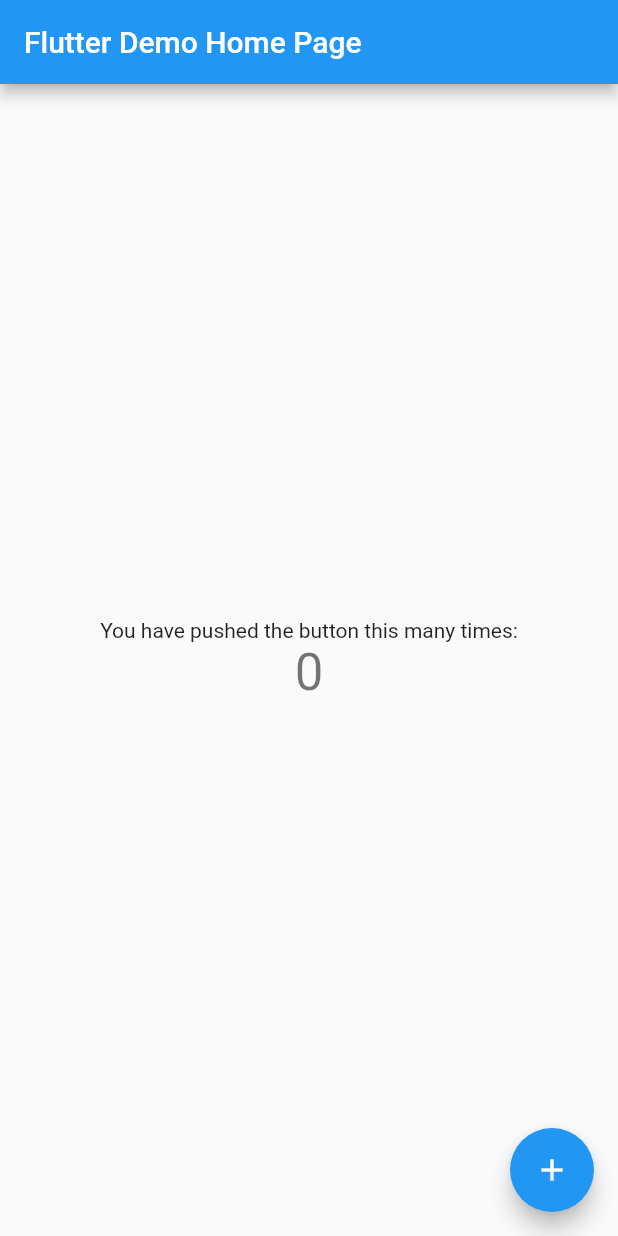
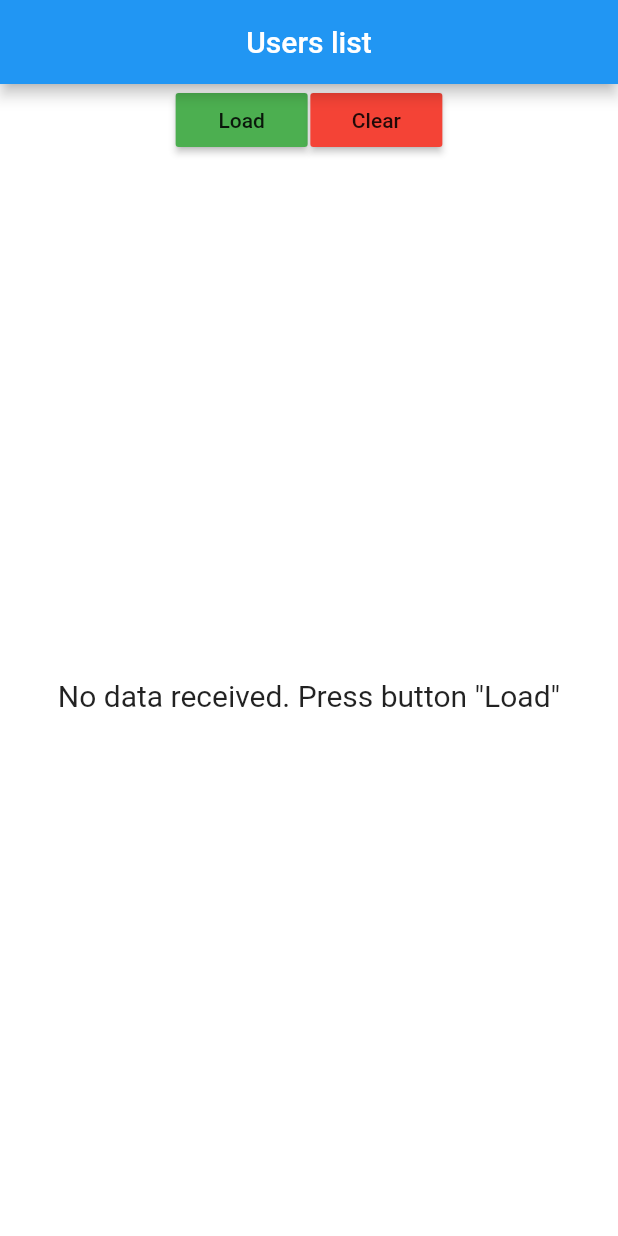
Before and after one commit to AlexeyPupykin/flutter_twitter, a Flutter app: the screen it shows after launch, on a phone screen of 412 x 824 dp. Run offline on Flutter 3.47's test engine with Material 2 defaults, Android fonts, the phone set to English and light mode, and no system bars; our stand-ins replace flutter_bloc.

Commit message:
created test files for bloc architecture;

```diff
--- /dev/null
+++ b/flutter_twitter/lib/bloc/user_bloc.dart
@@ -0,0 +1,30 @@
+import 'package:flutter_bloc/flutter_bloc.dart';
+import 'package:flutter_twitter/bloc/user_event.dart';
+import 'package:flutter_twitter/bloc/user_state.dart';
+import 'package:flutter_twitter/models/user.dart';
+import 'package:flutter_twitter/services/user_repository.dart';
+
+class UserBloc extends Bloc<UserEvent, UserState> {
+  final UsersRepository? usersRepository;
+  UserBloc({this.usersRepository})
+      : assert(usersRepository != null),
+        super(UserEmptyState());
+
+  @override
+  UserState get initialState => UserEmptyState();
+
+  @override
+  Stream<UserState> mapEventToState(UserEvent event) async* {
+    if (event is UserLoadEvent) {
+      yield UserLoadingState();
+      try {
+        final List<User> _loadedUserList = await usersRepository!.getAllUsers();
+        yield UserLoadedState(loadedUser: _loadedUserList);
+      } catch (_) {
+        yield UserErrorState();
+      }
+    } else if (event is UserClearEvent) {
+      yield UserEmptyState();
+    }
+  }
+}
--- /dev/null
+++ b/flutter_twitter/lib/bloc/user_event.dart
@@ -0,0 +1,5 @@
+abstract class UserEvent {}
+
+class UserLoadEvent extends UserEvent {}
+
+class UserClearEvent extends UserEvent {}
--- /dev/null
+++ b/flutter_twitter/lib/bloc/user_state.dart
@@ -0,0 +1,14 @@
+import 'package:flutter/foundation.dart';
+
+abstract class UserState {}
+
+class UserEmptyState extends UserState {}
+
+class UserLoadingState extends UserState {}
+
+class UserLoadedState extends UserState {
+  List<dynamic>? loadedUser;
+  UserLoadedState({@required this.loadedUser}) : assert(loadedUser != null);
+}
+
+class UserErrorState extends UserState {}
--- a/flutter_twitter/lib/main.dart
+++ b/flutter_twitter/lib/main.dart
@@ -1,4 +1,6 @@
 import 'package:flutter/material.dart';
+
+import 'pages/home_page.dart';
 
 void main() {
   runApp(const MyApp());
@@ -11,105 +13,7 @@
   @override
   Widget build(BuildContext context) {
     return MaterialApp(
-      title: 'Flutter Demo',
-      theme: ThemeData(
-        // This is the theme of your application.
-        //
-        // Try running your application with "flutter run". You'll see the
-        // application has a blue toolbar. Then, without quitting the app, try
-        // changing the primarySwatch below to Colors.green and then invoke
-        // "hot reload" (press "r" in the console where you ran "flutter run",
-        // or simply save your changes to "hot reload" in a Flutter IDE).
-        // Notice that the counter didn't reset back to zero; the application
-        // is not restarted.
-        primarySwatch: Colors.blue,
-      ),
-      home: const MyHomePage(title: 'Flutter Demo Home Page'),
+      home: HomePage(),
     );
   }
 }
-
-class MyHomePage extends StatefulWidget {
-  const MyHomePage({Key? key, required this.title}) : super(key: key);
-
-  // This widget is the home page of your application. It is stateful, meaning
-  // that it has a State object (defined below) that contains fields that affect
-  // how it looks.
-
-  // This class is the configuration for the state. It holds the values (in this
-  // case the title) provided by the parent (in this case the App widget) and
-  // used by the build method of the State. Fields in a Widget subclass are
-  // always marked "final".
-
-  final String title;
-
-  @override
-  State<MyHomePage> createState() => _MyHomePageState();
-}
-
-class _MyHomePageState extends State<MyHomePage> {
-  int _counter = 0;
-
-  void _incrementCounter() {
-    setState(() {
-      // This call to setState tells the Flutter framework that something has
-      // changed in this State, which causes it to rerun the build method below
-      // so that the display can reflect the updated values. If we changed
-      // _counter without calling setState(), then the build method would not be
-      // called again, and so nothing would appear to happen.
-      _counter++;
-    });
-  }
-
-  @override
-  Widget build(BuildContext context) {
-    // This method is rerun every time setState is called, for instance as done
-    // by the _incrementCounter method above.
-    //
-    // The Flutter framework has been optimized to make rerunning build methods
-    // fast, so that you can just rebuild anything that needs updating rather
-    // than having to individually change instances of widgets.
-    return Scaffold(
-      appBar: AppBar(
-        // Here we take the value from the MyHomePage object that was created by
-        // the App.build method, and use it to set our appbar title.
-        title: Text(widget.title),
-      ),
-      body: Center(
-        // Center is a layout widget. It takes a single child and positions it
-        // in the middle of the parent.
-        child: Column(
-          // Column is also a layout widget. It takes a list of children and
-          // arranges them vertically. By default, it sizes itself to fit its
-          // children horizontally, and tries to be as tall as its parent.
-          //
-          // Invoke "debug painting" (press "p" in the console, choose the
-          // "Toggle Debug Paint" action from the Flutter Inspector in Android
-          // Studio, or the "Toggle Debug Paint" command in Visual Studio Code)
-          // to see the wireframe for each widget.
-          //
-          // Column has various properties to control how it sizes itself and
-          // how it positions its children. Here we use mainAxisAlignment to
-          // center the children vertically; the main axis here is the vertical
-          // axis because Columns are vertical (the cross axis would be
-          // horizontal).
-          mainAxisAlignment: MainAxisAlignment.center,
-          children: <Widget>[
-            const Text(
-              'You have pushed the button this many times:',
-            ),
-            Text(
-              '$_counter',
-              style: Theme.of(context).textTheme.headline4,
-            ),
-          ],
-        ),
-      ),
-      floatingActionButton: FloatingActionButton(
-        onPressed: _incrementCounter,
-        tooltip: 'Increment',
-        child: const Icon(Icons.add),
-      ), // This trailing comma makes auto-formatting nicer for build methods.
-    );
-  }
-}
--- /dev/null
+++ b/flutter_twitter/lib/models/user.dart
@@ -0,0 +1,17 @@
+class User {
+  int? id;
+  String? name;
+  String? email;
+  String? phone;
+
+  User({this.id, this.name, this.email, this.phone});
+
+  factory User.fromJson(Map<String, dynamic> json) {
+    return User(
+      id: json['id'],
+      name: json['name'],
+      email: json['email'],
+      phone: json['phone'],
+    );
+  }
+}
--- /dev/null
+++ b/flutter_twitter/lib/pages/home_page.dart
@@ -0,0 +1,27 @@
+import 'package:flutter/material.dart';
+import 'package:flutter_bloc/flutter_bloc.dart';
+import 'package:flutter_twitter/bloc/user_bloc.dart';
+import 'package:flutter_twitter/services/user_repository.dart';
+import 'package:flutter_twitter/widgets/action_buttons.dart';
+import 'package:flutter_twitter/widgets/user_list.dart';
+
+class HomePage extends StatelessWidget {
+  final usersRepository = UsersRepository();
+
+  @override
+  Widget build(BuildContext context) {
+    return BlocProvider<UserBloc>(
+        create: (context) => UserBloc(usersRepository: usersRepository),
+        child: Scaffold(
+          backgroundColor: Colors.white,
+          appBar: AppBar(
+            title: Text('Users list'),
+            centerTitle: true,
+          ),
+          body: Column(
+            crossAxisAlignment: CrossAxisAlignment.center,
+            children: <Widget>[ActionButtons(), Expanded(child: UserList())],
+          ),
+        ));
+  }
+}
--- /dev/null
+++ b/flutter_twitter/lib/services/user_api_provider.dart
@@ -0,0 +1,18 @@
+import 'dart:convert';
+
+import 'package:flutter_twitter/models/user.dart';
+import 'package:http/http.dart' as http;
+
+class UserProvider {
+  Future<List<User>> getUser() async {
+    final response =
+        await http.get(Uri.parse('https://jsonplaceholder.typicode.com/users'));
+
+    if (response.statusCode == 200) {
+      final List<dynamic> userJson = json.decode(response.body);
+      return userJson.map((json) => User.fromJson(json)).toList();
+    } else {
+      throw Exception('Error fetching users');
+    }
+  }
+}
--- /dev/null
+++ b/flutter_twitter/lib/services/user_repository.dart
@@ -0,0 +1,7 @@
+import 'package:flutter_twitter/models/user.dart';
+import 'package:flutter_twitter/services/user_api_provider.dart';
+
+class UsersRepository {
+  UserProvider _usersProvider = UserProvider();
+  Future<List<User>> getAllUsers() => _usersProvider.getUser();
+}
--- /dev/null
+++ b/flutter_twitter/lib/widgets/action_buttons.dart
@@ -0,0 +1,33 @@
+import 'package:flutter/material.dart';
+import 'package:flutter_bloc/flutter_bloc.dart';
+import 'package:flutter_twitter/bloc/user_bloc.dart';
+import 'package:flutter_twitter/bloc/user_event.dart';
+
+class ActionButtons extends StatelessWidget {
+  @override
+  Widget build(BuildContext context) {
+    final UserBloc userBloc = BlocProvider.of<UserBloc>(context);
+    return Row(
+      mainAxisSize: MainAxisSize.min,
+      children: <Widget>[
+        RaisedButton(
+          child: Text('Load'),
+          onPressed: () {
+            userBloc.add(UserLoadEvent());
+          },
+          color: Colors.green,
+        ),
+        SizedBox(
+          width: 1.8,
+        ),
+        RaisedButton(
+          child: Text('Clear'),
+          onPressed: () {
+            userBloc.add(UserClearEvent());
+          },
+          color: Colors.red,
+        ),
+      ],
+    );
+  }
+}
--- /dev/null
+++ b/flutter_twitter/lib/widgets/user_list.dart
@@ -0,0 +1,63 @@
+import 'package:flutter/material.dart';
+import 'package:flutter_bloc/flutter_bloc.dart';
+import 'package:flutter_twitter/bloc/user_bloc.dart';
+import 'package:flutter_twitter/bloc/user_state.dart';
+
+class UserList extends StatelessWidget {
+  @override
+  Widget build(BuildContext context) {
+    return BlocBuilder<UserBloc, UserState>(builder: (context, state) {
+      if (state is UserEmptyState) {
+        return Center(
+          child: Text('No data received. Press button "Load"',
+              style: TextStyle(fontSize: 20.0)),
+        );
+      }
+
+      if (state is UserLoadingState) {
+        return Center(
+          child: CircularProgressIndicator(),
+        );
+      }
+
+      if (state is UserLoadedState) {
+        return ListView.builder(
+            itemCount: state.loadedUser!.length,
+            itemBuilder: (context, index) => Container(
+                  color: index % 2 == 0 ? Colors.white : Colors.blue[50],
+                  child: ListTile(
+                    leading: Text(
+                      '${state.loadedUser![index].id}',
+                      style: TextStyle(fontWeight: FontWeight.bold),
+                    ),
+                    title: Column(
+                      children: <Widget>[
+                        Text(
+                          '${state.loadedUser![index].name}',
+                          style: TextStyle(fontWeight: FontWeight.bold),
+                        ),
+                        Column(
+                          crossAxisAlignment: CrossAxisAlignment.center,
+                          children: <Widget>[
+                            Text('Email: ${state.loadedUser![index].email}',
+                                style: TextStyle(fontStyle: FontStyle.italic)),
+                            Text('Phone: ${state.loadedUser![index].phone}',
+                                style: TextStyle(fontStyle: FontStyle.italic)),
+                          ],
+                        )
+                      ],
+                    ),
+                  ),
+                ));
+      }
+
+      if (state is UserErrorState) {
+        return Center(
+            child: Text('Error fetching users.',
+                style: TextStyle(fontSize: 20.0)));
+      }
+
+      return CircularProgressIndicator();
+    });
+  }
+}
--- a/flutter_twitter/pubspec.yaml
+++ b/flutter_twitter/pubspec.yaml
@@ -34,6 +34,8 @@
   # The following adds the Cupertino Icons font to your application.
   # Use with the CupertinoIcons class for iOS style icons.
   cupertino_icons: ^1.0.2
+  http: ^0.13.4
+  flutter_bloc: ^7.3.3
 
 dev_dependencies:
   flutter_test:
```
Also changed, not shown: flutter_twitter/pubspec.lock.
